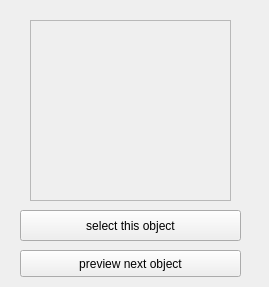
First picture: the form in ui/BCI/state_views/objectSelectionView.ui, repository jon-weisz/graspit_bci, before the edit.
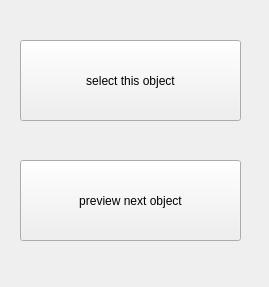
Second picture: the form after the edit.

Commit message: added spinner, and finished object selection view

What changed in the file:
```diff
--- a/ui/BCI/state_views/objectSelectionView.ui
+++ b/ui/BCI/state_views/objectSelectionView.ui
@@ -17,38 +17,22 @@
    <property name="geometry">
     <rect>
      <x>20</x>
-     <y>210</y>
+     <y>40</y>
      <width>221</width>
-     <height>31</height>
+     <height>81</height>
     </rect>
    </property>
    <property name="text">
     <string>select this object</string>
    </property>
   </widget>
-  <widget class="QFrame" name="rendeArea">
-   <property name="geometry">
-    <rect>
-     <x>30</x>
-     <y>20</y>
-     <width>201</width>
-     <height>181</height>
-    </rect>
-   </property>
-   <property name="frameShape">
-    <enum>QFrame::StyledPanel</enum>
-   </property>
-   <property name="frameShadow">
-    <enum>QFrame::Raised</enum>
-   </property>
-  </widget>
   <widget class="QPushButton" name="next">
    <property name="geometry">
     <rect>
      <x>20</x>
-     <y>250</y>
+     <y>160</y>
      <width>221</width>
-     <height>27</height>
+     <height>81</height>
     </rect>
    </property>
    <property name="text">
```
The commit also changes 30 other files.
